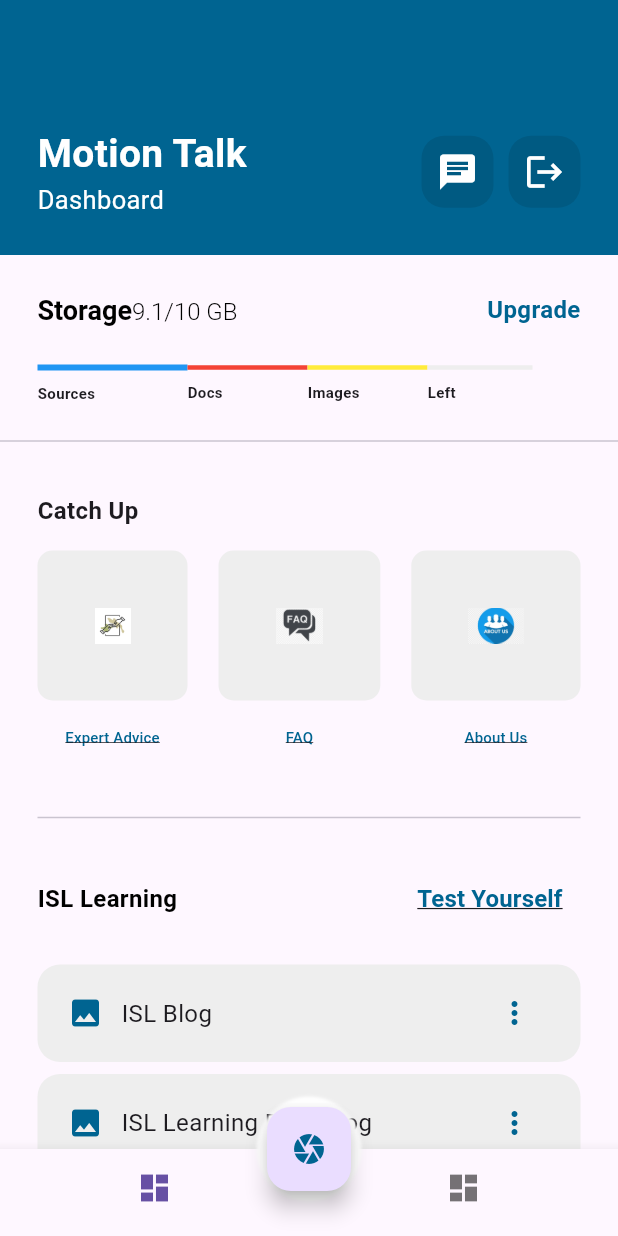
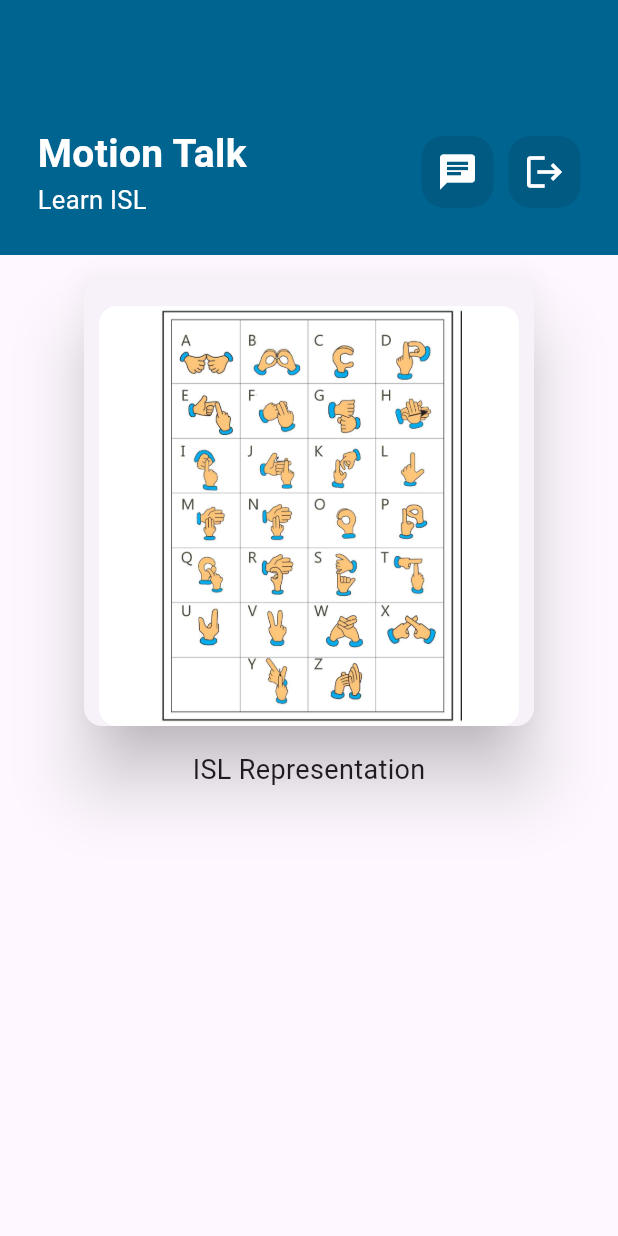
Before and after one commit to divshiv2611/Motion_talk_final_year, a Flutter app: the MyDashboard screen opened by its route, after a tap on the "more vert" icon, on a phone screen of 412 x 824 dp. Run offline on Flutter 3.47's test engine with Material 3 defaults, Android fonts, the phone set to English and light mode, and no system bars; our stand-ins replace cloud_firestore, firebase_auth, firebase_core, fluttertoast, image_picker; missing offline and left inert: flutter_tflite; accounts and stored records are empty.

Commit message:
final commit

```diff
--- a/lib/dashboard.dart
+++ b/lib/dashboard.dart
@@ -337,8 +337,8 @@ class _MyDashboardState extends State<MyDashboard> {
               const SizedBox(
                 height: 20,
               ),
-              bulidProjectRow('ISL Blog'),
-              bulidProjectRow('ISL Learning Easy Blog'),
+              bulidProjectRow('ISL Representation'),
+              // bulidProjectRow('ISL Learning Easy Blog'),
               // bulidProjectRow('Sign Language Features'),
               // bulidProjectRow('ASL Learing'),
             ],
@@ -408,7 +408,9 @@ class _MyDashboardState extends State<MyDashboard> {
           ),
           IconButton(
               color: Colors.white,
-              onPressed: () {},
+              onPressed: () {
+                Navigator.pushNamed(context, 'learn');
+              },
               icon: Icon(
                 Icons.more_vert_rounded,
                 color: Color(0xff006491),
--- /dev/null
+++ b/lib/learn.dart
@@ -0,0 +1,141 @@
+import 'package:flutter/material.dart';
+import 'package:firebase_auth/firebase_auth.dart';
+import 'package:fluttertoast/fluttertoast.dart';
+
+class LearnISL extends StatefulWidget {
+  const LearnISL({super.key});
+
+  @override
+  State<LearnISL> createState() => _LearnISLState();
+}
+
+class _LearnISLState extends State<LearnISL> {
+  @override
+  Widget build(BuildContext context) {
+    return Scaffold(
+      body: SingleChildScrollView(
+        child: Column(
+          children: [
+            Container(
+              padding: EdgeInsets.symmetric(vertical: 25, horizontal: 25),
+              alignment: Alignment.bottomCenter,
+              height: 170,
+              decoration: BoxDecoration(
+                color: Color(0xff006491),
+              ),
+              child: Row(
+                mainAxisAlignment: MainAxisAlignment.spaceBetween,
+                children: [
+                  Column(
+                    mainAxisSize: MainAxisSize.min,
+                    crossAxisAlignment: CrossAxisAlignment.start,
+                    children: [
+                      Text(
+                        'Motion Talk',
+                        style: TextStyle(
+                          fontSize: 26,
+                          fontWeight: FontWeight.bold,
+                          color: Colors.white,
+                        ),
+                      ),
+                      Text(
+                        'Learn ISL',
+                        style: TextStyle(
+                          fontSize: 17,
+                          color: Colors.white,
+                        ),
+                      ),
+                    ],
+                  ),
+                  Row(
+                    children: [
+                      Container(
+                        decoration: BoxDecoration(
+                          borderRadius: BorderRadius.circular(15),
+                          color: Colors.black.withOpacity(.1),
+                        ),
+                        child: IconButton(
+                          icon: Icon(
+                            Icons.chat,
+                            size: 28,
+                            color: Colors.white,
+                          ),
+                          onPressed: () {},
+                        ),
+                      ),
+                      SizedBox(
+                        width: 10,
+                      ),
+                      Container(
+                        decoration: BoxDecoration(
+                          borderRadius: BorderRadius.circular(15),
+                          color: Colors.black.withOpacity(.1),
+                        ),
+                        child: IconButton(
+                          icon: Icon(
+                            Icons.logout,
+                            size: 28,
+                            color: Colors.white,
+                          ),
+                          onPressed: () {
+                            FirebaseAuth.instance.signOut().then((value) {
+                              print("Signed Out");
+                              Navigator.pushNamed(context, 'login');
+                              Fluttertoast.showToast(msg: 'User logged out successfully');
+                            });
+                          },
+                        ),
+                      )
+                    ],
+                  ),
+                ],
+              ),
+            ),
+            const SizedBox(
+              height: 12,
+            ),
+            Card(
+              elevation: 20,
+              clipBehavior: Clip.hardEdge,
+              child: SizedBox(
+                width: 300,
+                child: SingleChildScrollView(
+                  child: Column(
+                    children: [
+                      const SizedBox(
+                        height: 18,
+                      ),
+                      Container(
+                        height: 280,
+                        width: 280,
+                        decoration: BoxDecoration(
+                          color: Colors.white,
+                          borderRadius: BorderRadius.circular(12),
+                          image: const DecorationImage(
+                            image: AssetImage('assets/isl.png'),
+                          ),
+                        ),
+                      ),
+                    ],
+                  ),
+                ),
+              ),
+            ),
+            const SizedBox(
+                height: 12,
+            ),
+            Text(
+              "ISL Representation",
+              style: const TextStyle(
+                 fontSize: 18,
+              ),
+           ),
+            const SizedBox(
+              height: 8,
+            )
+          ],
+        ),
+      ),
+    );
+  }
+}
--- a/lib/main.dart
+++ b/lib/main.dart
@@ -1,9 +1,12 @@
+
+// import 'dart:js';
 
 import 'package:firebase_core/firebase_core.dart';
 import 'package:flutter/material.dart';
 import 'package:motion_talk/camera.dart';
 import 'package:motion_talk/dashboard.dart';
 import 'package:motion_talk/forgot.dart';
+import 'package:motion_talk/learn.dart';
 import 'package:motion_talk/login.dart';
 import 'package:motion_talk/otp.dart';
 import 'package:motion_talk/post.dart';
@@ -21,10 +24,7 @@ void main() async {
   Platform.isAndroid
       ? await Firebase.initializeApp(
           options: FirebaseOptions(
-            apiKey: "AIzaSyDMRZiKMOSegRw9bZhU3vNoI_E5qPVGq8w",
-            appId: "1:928254517525:android:b9e6f6bbb912ffdd98c91c",
-            messagingSenderId: "928254517525",
-            projectId: "motion-talk-ef0b5",
+
           ),
         )
       : await Firebase.initializeApp();
@@ -41,7 +41,7 @@ void main() async {
       'post': (context) => MyPost(),
       'camera': (context) => MyCamera(),
       'test': (context)=>testYourself(),
-      // 'signtoText':(context)=>Dashboard(),
+      'learn': (context)=>LearnISL(),
     },
   ));
 }
```
Also changed, not shown: assets/isl.png (added).
